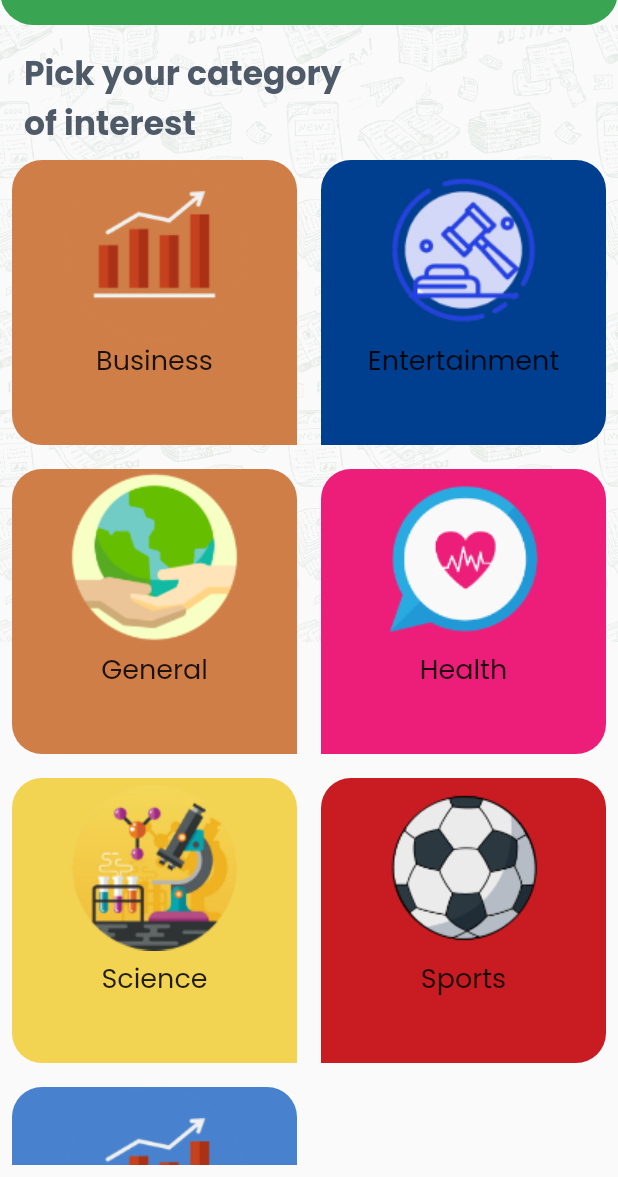
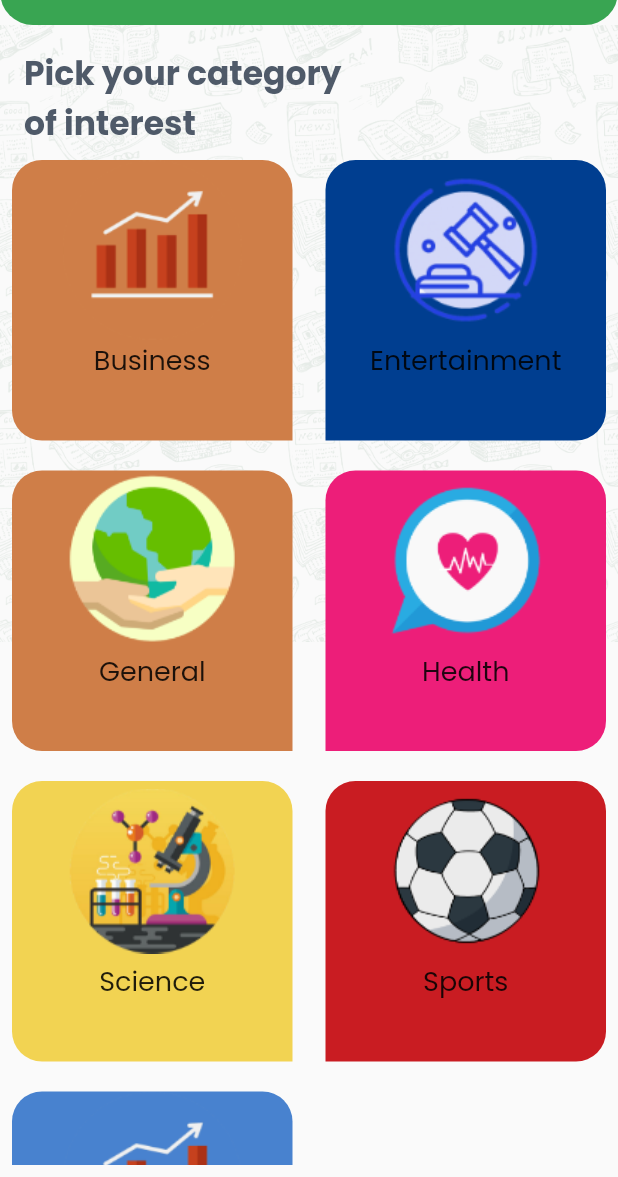
Before and after one commit to MoatazTabl/news, a Flutter app: the screen it shows after launch, on a phone screen of 412 x 824 dp, the part 59-1236 px from its top. Run offline on Flutter 3.47's test engine with Material 2 defaults, Android fonts, the phone set to English and light mode, and no system bars; our stand-ins replace cached_network_image, google_fonts.

```diff
--- a/lib/main.dart
+++ b/lib/main.dart
@@ -2,6 +2,7 @@ import 'package:flutter/material.dart';
 import 'package:news/layout/home.dart';
 
 void main() {
+
   runApp(const MyApp());
 }
 
--- a/lib/screens/categories.dart
+++ b/lib/screens/categories.dart
@@ -1,4 +1,3 @@
-import 'package:flutter/foundation.dart';
 import 'package:flutter/material.dart';
 import 'package:google_fonts/google_fonts.dart';
 import 'package:news/screens/widgets/category_item.dart';
@@ -15,6 +14,7 @@ class CategoriesScreen extends StatelessWidget {
   Widget build(BuildContext context) {
     return Padding(
       padding: const EdgeInsets.all(8.0),
+      child: SingleChildScrollView(
         child: Column(
           crossAxisAlignment: CrossAxisAlignment.stretch,
           children: [
@@ -28,10 +28,11 @@ class CategoriesScreen extends StatelessWidget {
                     color: const Color(0xFF4F5A69)),
               ),
             ),
-          Expanded(
-            child: GridView.builder(
+            GridView.builder(
+              shrinkWrap: true,
+              physics: NeverScrollableScrollPhysics(),
               gridDelegate: const SliverGridDelegateWithFixedCrossAxisCount(
-                  crossAxisCount: 2, mainAxisSpacing: 16, crossAxisSpacing: 16),
+                  crossAxisCount: 2, mainAxisSpacing: 20, crossAxisSpacing: 22),
               itemBuilder: (context, index) {
                 return InkWell(
                     onTap: () {
@@ -41,8 +42,8 @@ class CategoriesScreen extends StatelessWidget {
               },
               itemCount: categories.length,
             ),
+          ],
         ),
-        ],
       ),
     );
   }
--- a/lib/screens/widgets/category_item.dart
+++ b/lib/screens/widgets/category_item.dart
@@ -16,10 +16,10 @@ class CategoryItem extends StatelessWidget {
           color: categoryModel.color,
 
           borderRadius:  BorderRadius.only(
-            topLeft: Radius.circular(20),
-            topRight: Radius.circular(20),
-            bottomRight: index.isOdd? Radius.circular(20):Radius.zero,
-            bottomLeft: index.isEven? Radius.circular(20):Radius.zero,
+            topLeft: const Radius.circular(20),
+            topRight: const Radius.circular(20),
+            bottomRight: index.isOdd? const Radius.circular(20):Radius.zero,
+            bottomLeft: index.isEven? const Radius.circular(20):Radius.zero,
           )),
       child: Column(
         children: [
```
Also changed, not shown: 8 other files. Lines whose indentation alone changed are shown as unchanged.
